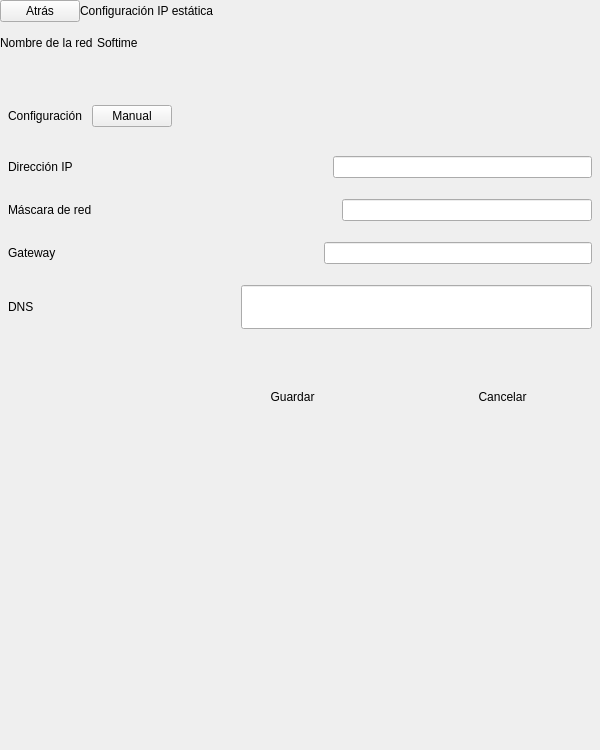
Old version of the form bqSetting/ui/SettingsConfigureNetwork.ui in the repository bq/cervantes.
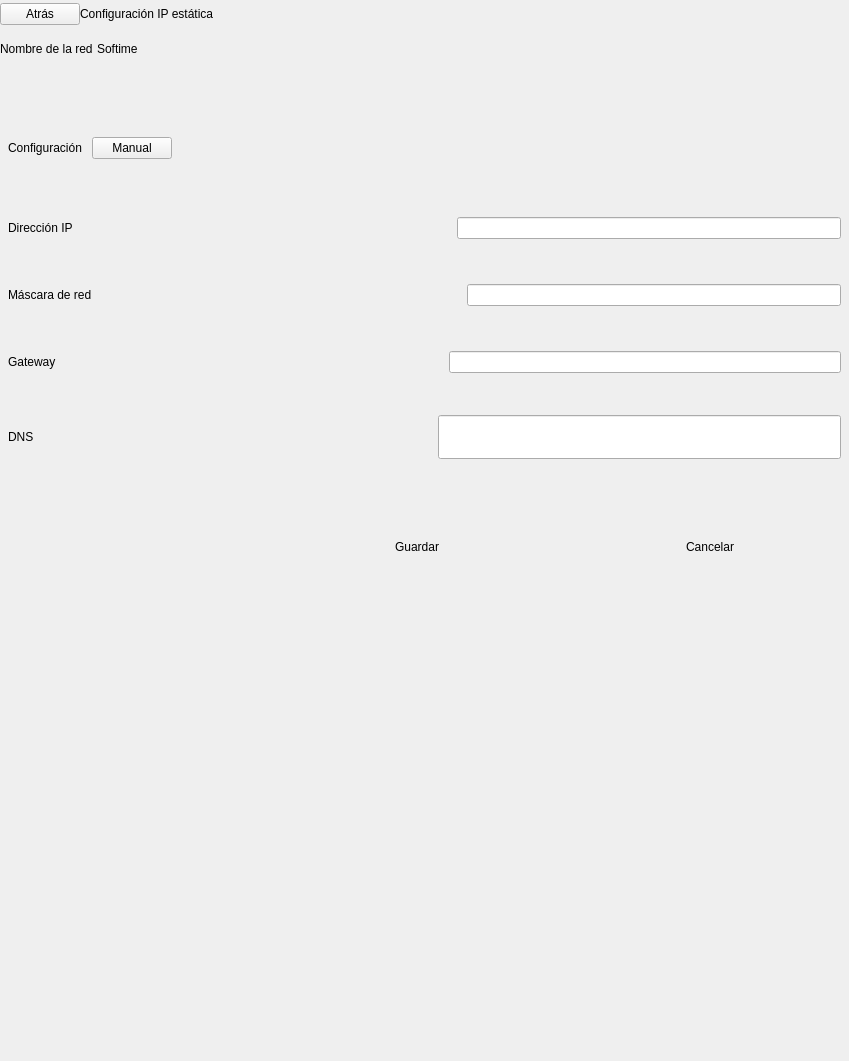
New version of the form. Custom widgets are drawn as their Qt base class.

```diff
--- a/bqSetting/ui/SettingsConfigureNetwork.ui
+++ b/bqSetting/ui/SettingsConfigureNetwork.ui
@@ -6,8 +6,8 @@
    <rect>
     <x>0</x>
     <y>0</y>
-    <width>600</width>
-    <height>750</height>
+    <width>849</width>
+    <height>1061</height>
    </rect>
   </property>
   <property name="sizePolicy">
@@ -18,14 +18,14 @@
   </property>
   <property name="minimumSize">
    <size>
-    <width>600</width>
-    <height>750</height>
+    <width>0</width>
+    <height>0</height>
    </size>
   </property>
   <property name="maximumSize">
    <size>
-    <width>600</width>
-    <height>750</height>
+    <width>849</width>
+    <height>1061</height>
    </size>
   </property>
   <property name="windowTitle">
@@ -71,7 +71,7 @@
         <property name="maximumSize">
          <size>
           <width>16777215</width>
-          <height>10000</height>
+          <height>14142</height>
          </size>
         </property>
         <property name="text">
@@ -86,8 +86,8 @@
         </property>
         <property name="sizeHint" stdset="0">
          <size>
-          <width>40</width>
-          <height>20</height>
+          <width>57</width>
+          <height>28</height>
          </size>
         </property>
        </spacer>
@@ -130,8 +130,8 @@
        </property>
        <property name="sizeHint" stdset="0">
         <size>
-         <width>40</width>
-         <height>20</height>
+         <width>57</width>
+         <height>28</height>
         </size>
        </property>
       </spacer>
@@ -190,7 +190,7 @@
           <property name="maximumSize">
            <size>
             <width>16777215</width>
-            <height>38</height>
+            <height>54</height>
            </size>
           </property>
           <property name="text">
@@ -212,8 +212,8 @@
           </property>
           <property name="sizeHint" stdset="0">
            <size>
-            <width>40</width>
-            <height>20</height>
+            <width>57</width>
+            <height>28</height>
            </size>
           </property>
          </spacer>
@@ -273,8 +273,8 @@
            </property>
            <property name="sizeHint" stdset="0">
             <size>
-             <width>40</width>
-             <height>20</height>
+             <width>57</width>
+             <height>28</height>
             </size>
            </property>
           </spacer>
@@ -342,8 +342,8 @@
            </property>
            <property name="sizeHint" stdset="0">
             <size>
-             <width>40</width>
-             <height>20</height>
+             <width>57</width>
+             <height>28</height>
             </size>
            </property>
           </spacer>
@@ -407,8 +407,8 @@
            </property>
            <property name="sizeHint" stdset="0">
             <size>
-             <width>40</width>
-             <height>20</height>
+             <width>57</width>
+             <height>28</height>
             </size>
            </property>
           </spacer>
@@ -466,8 +466,8 @@
            </property>
            <property name="sizeHint" stdset="0">
             <size>
-             <width>40</width>
-             <height>20</height>
+             <width>57</width>
+             <height>28</height>
             </size>
            </property>
           </spacer>
@@ -482,8 +482,8 @@
            </property>
            <property name="maximumSize">
             <size>
-             <width>351</width>
-             <height>44</height>
+             <width>496</width>
+             <height>62</height>
             </size>
            </property>
            <property name="text">
@@ -518,8 +518,8 @@
        </property>
        <property name="sizeHint" stdset="0">
         <size>
-         <width>20</width>
-         <height>20</height>
+         <width>28</width>
+         <height>28</height>
         </size>
        </property>
       </spacer>
@@ -540,8 +540,8 @@
        </property>
        <property name="maximumSize">
         <size>
-         <width>200</width>
-         <height>52</height>
+         <width>283</width>
+         <height>74</height>
         </size>
        </property>
        <property name="focusPolicy">
@@ -555,8 +555,8 @@
        </property>
        <property name="iconSize">
         <size>
-         <width>112</width>
-         <height>60</height>
+         <width>158</width>
+         <height>85</height>
         </size>
        </property>
        <property name="autoDefault">
@@ -583,8 +583,8 @@
        </property>
        <property name="maximumSize">
         <size>
-         <width>200</width>
-         <height>52</height>
+         <width>283</width>
+         <height>74</height>
         </size>
        </property>
        <property name="focusPolicy">
@@ -598,8 +598,8 @@
        </property>
        <property name="iconSize">
         <size>
-         <width>112</width>
-         <height>60</height>
+         <width>158</width>
+         <height>85</height>
         </size>
        </property>
        <property name="autoDefault">
@@ -619,8 +619,8 @@
      </property>
      <property name="sizeHint" stdset="0">
       <size>
-       <width>20</width>
-       <height>40</height>
+       <width>28</width>
+       <height>57</height>
       </size>
      </property>
     </spacer>
@@ -635,8 +635,8 @@
      </property>
      <property name="sizeHint" stdset="0">
       <size>
-       <width>20</width>
-       <height>40</height>
+       <width>28</width>
+       <height>57</height>
       </size>
      </property>
     </spacer>
```
Left out of the diff: 30 changed lines with no effect on the pictures.
